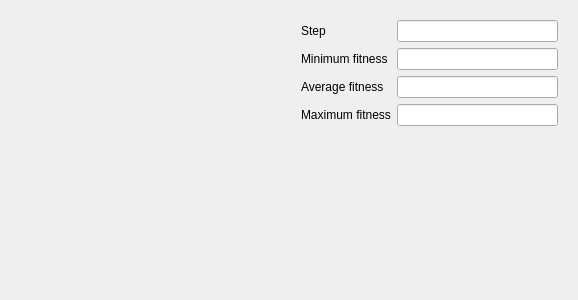
Qt form src/libs/ecoscope/gep_scope_main_window.ui (FrankBlabu/GenePool) before a commit.
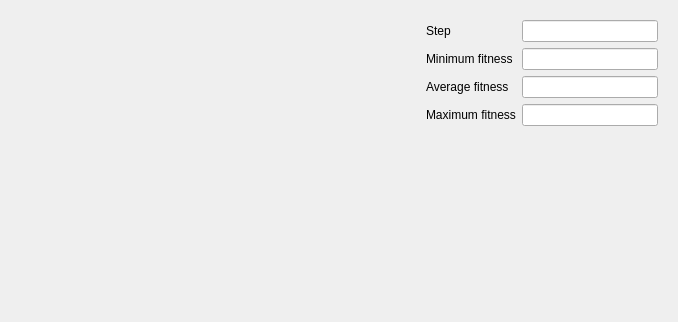
The same form after that commit.

```diff
--- a/src/libs/ecoscope/gep_scope_main_window.ui
+++ b/src/libs/ecoscope/gep_scope_main_window.ui
@@ -6,8 +6,8 @@
    <rect>
     <x>0</x>
     <y>0</y>
-    <width>578</width>
-    <height>300</height>
+    <width>678</width>
+    <height>318</height>
    </rect>
   </property>
   <property name="windowTitle">
@@ -22,6 +22,12 @@
        <verstretch>0</verstretch>
       </sizepolicy>
      </property>
+     <property name="minimumSize">
+      <size>
+       <width>400</width>
+       <height>300</height>
+      </size>
+     </property>
     </widget>
    </item>
    <item row="0" column="1">
```
